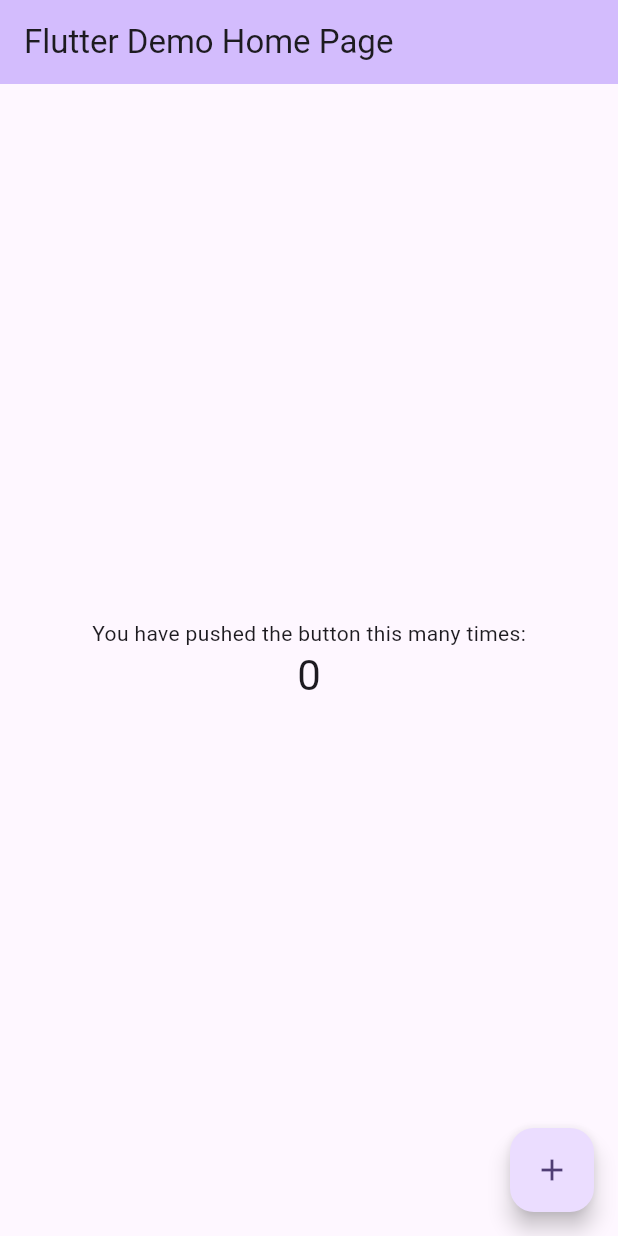
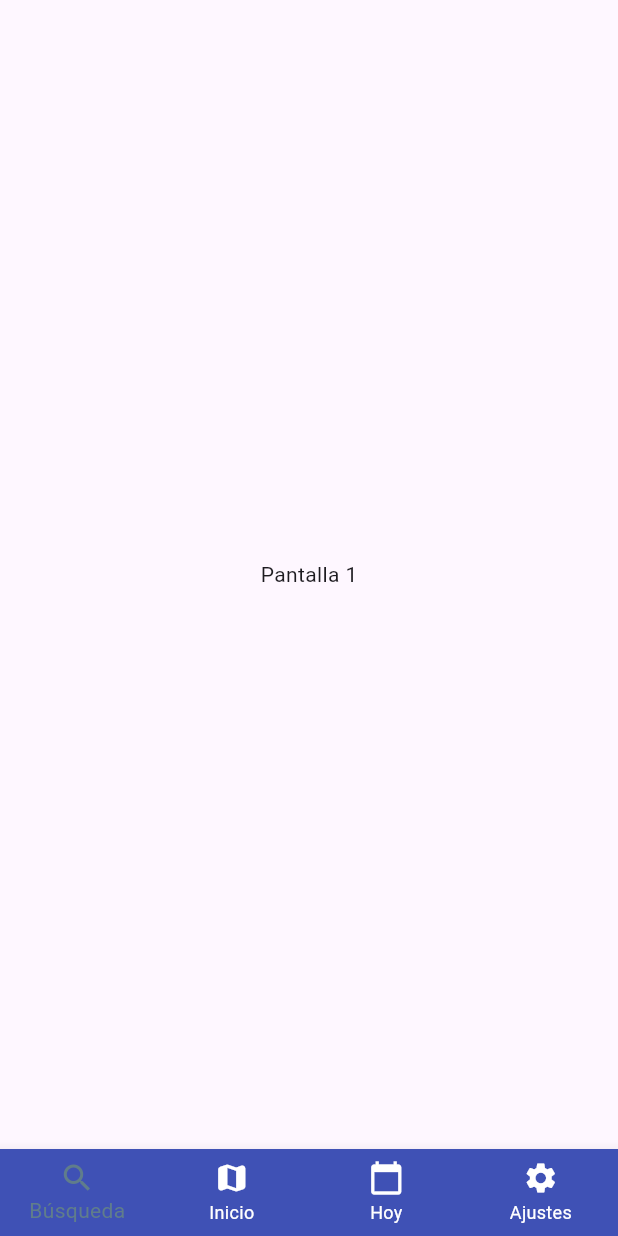
Before and after one commit to Artemis-Club/Zhen, a Flutter app: the screen it shows after launch, on a phone screen of 412 x 824 dp. Run offline on Flutter 3.47's test engine with Material 3 defaults, Android fonts, the phone set to English and light mode, and no system bars; our stand-ins replace shared_preferences, supabase, supabase_flutter; accounts and stored records are empty.

Commit message:
first commit

```diff
--- a/lib/main.dart
+++ b/lib/main.dart
@@ -1,6 +1,7 @@
 import 'package:flutter/material.dart';
 import 'package:supabase_flutter/supabase_flutter.dart';
 import 'db_service.dart';
+
 
 //me cago en mi prima como no se cambie
 
@@ -67,71 +68,89 @@ class MyHomePage extends StatefulWidget {
 }
 
 class _MyHomePageState extends State<MyHomePage> {
-  int _counter = 0;
+  int _currentIndex = 0;
+  final List<Widget> _children = [
+    Screen1(),
+    Screen2(),
+    Screen3(),
+    Screen4(),
+  ];
 
-  void _incrementCounter() {
+  void onTabTapped(int index) {
     setState(() {
-      // This call to setState tells the Flutter framework that something has
-      // changed in this State, which causes it to rerun the build method below
-      // so that the display can reflect the updated values. If we changed
-      // _counter without calling setState(), then the build method would not be
-      // called again, and so nothing would appear to happen.
-      _counter++;
+      _currentIndex = index;
     });
   }
 
   @override
   Widget build(BuildContext context) {
-    // This method is rerun every time setState is called, for instance as done
-    // by the _incrementCounter method above.
-    //
-    // The Flutter framework has been optimized to make rerunning build methods
-    // fast, so that you can just rebuild anything that needs updating rather
-    // than having to individually change instances of widgets.
     return Scaffold(
-      appBar: AppBar(
-        // TRY THIS: Try changing the color here to a specific color (to
-        // Colors.amber, perhaps?) and trigger a hot reload to see the AppBar
-        // change color while the other colors stay the same.
-        backgroundColor: Theme.of(context).colorScheme.inversePrimary,
-        // Here we take the value from the MyHomePage object that was created by
-        // the App.build method, and use it to set our appbar title.
-        title: Text(widget.title),
+      body: _children[_currentIndex],
+      bottomNavigationBar: BottomNavigationBar(
+        onTap: onTabTapped,
+        type: BottomNavigationBarType.fixed,
+
+        //backgroundColor: Colors.indigo,
+        items: <BottomNavigationBarItem>[
+          BottomNavigationBarItem(
+            icon: Icon(Icons.search),
+            label: 'Búsqueda',
+          ),
+          BottomNavigationBarItem(
+            icon: Icon(Icons.map_rounded),
+            label: 'Inicio',
+          ),
+          BottomNavigationBarItem(
+            icon: Icon(Icons.calendar_today),
+            label: 'Hoy',
+          ),
+          BottomNavigationBarItem(
+            icon: Icon(Icons.settings),
+            label: 'Ajustes',
+          ),
+        ],
+        backgroundColor: Colors.indigo,
+        selectedItemColor: Colors.blueGrey,
+        unselectedItemColor: Colors.white,
+        currentIndex: _currentIndex,
+
+
       ),
-      body: Center(
-        // Center is a layout widget. It takes a single child and positions it
-        // in the middle of the parent.
-        child: Column(
-          // Column is also a layout widget. It takes a list of children and
-          // arranges them vertically. By default, it sizes itself to fit its
-          // children horizontally, and tries to be as tall as its parent.
-          //
-          // Column has various properties to control how it sizes itself and
-          // how it positions its children. Here we use mainAxisAlignment to
-          // center the children vertically; the main axis here is the vertical
-          // axis because Columns are vertical (the cross axis would be
-          // horizontal).
-          //
-          // TRY THIS: Invoke "debug painting" (choose the "Toggle Debug Paint"
-          // action in the IDE, or press "p" in the console), to see the
-          // wireframe for each widget.
-          mainAxisAlignment: MainAxisAlignment.center,
-          children: <Widget>[
-            const Text(
-              'You have pushed the button this many times:',
-            ),
-            Text(
-              '$_counter',
-              style: Theme.of(context).textTheme.headlineMedium,
-            ),
-          ],
-        ),
-      ),
-      floatingActionButton: FloatingActionButton(
-        onPressed: _incrementCounter,
-        tooltip: 'Increment',
-        child: const Icon(Icons.add),
-      ), // This trailing comma makes auto-formatting nicer for build methods.
     );
   }
 }
+
+class Screen1 extends StatelessWidget {
+  @override
+  Widget build(BuildContext context) {
+    return Center(
+      child: Text('Pantalla 1'),
+    );
+  }
+}
+
+class Screen2 extends StatelessWidget {
+  @override
+  Widget build(BuildContext context) {
+    return Center(
+      child: Text('Pantalla 2'),
+    );
+  }
+}
+
+class Screen3 extends StatelessWidget {
+  @override
+  Widget build(BuildContext context) {
+    return Center(
+      child: Text('Pantalla 3'),
+    );
+  }
+}
+class Screen4 extends StatelessWidget {
+  @override
+  Widget build(BuildContext context) {
+    return Center(
+    child: Text('Pantalla 4'),
+    );
+  }
+}
--- a/pubspec.yaml
+++ b/pubspec.yaml
@@ -29,6 +29,9 @@ environment:
 # versions available, run `flutter pub outdated`.
 dependencies:
 
+  flutter:
+    sdk: flutter
+  shared_preferences: ^2.0.15
   supabase_flutter: ^2.0.0
 
   # The following adds the Cupertino Icons font to your application.
```
Also changed, not shown: lib/settingsView.dart (added, +108 -0 lines), pubspec.lock.
